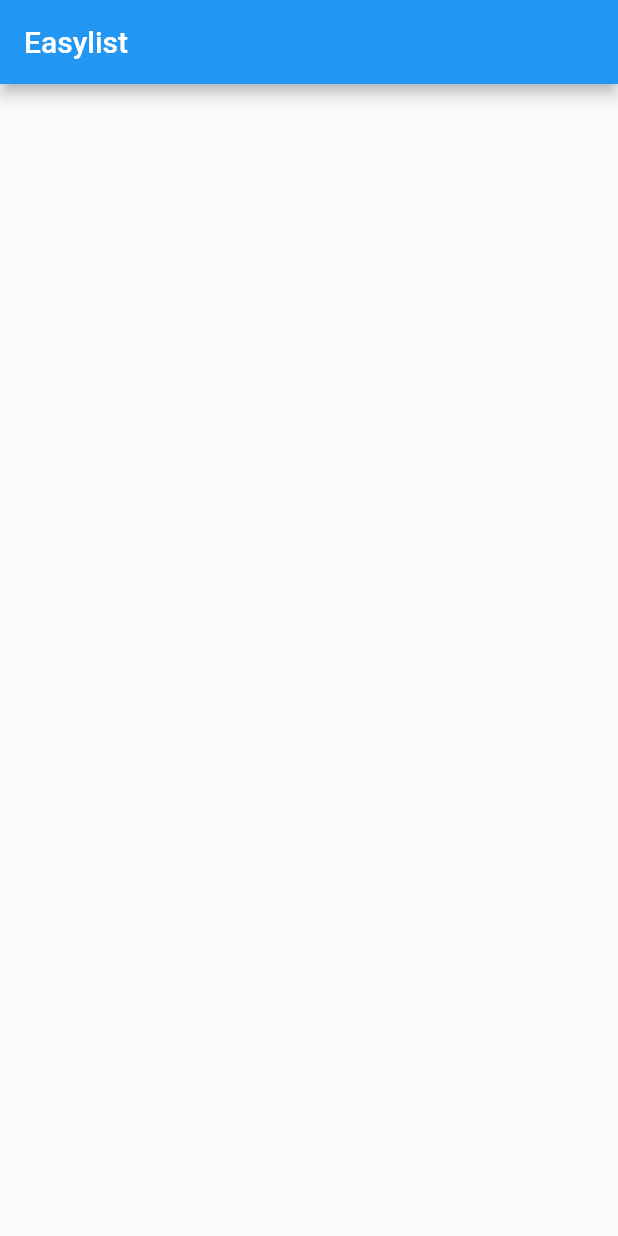
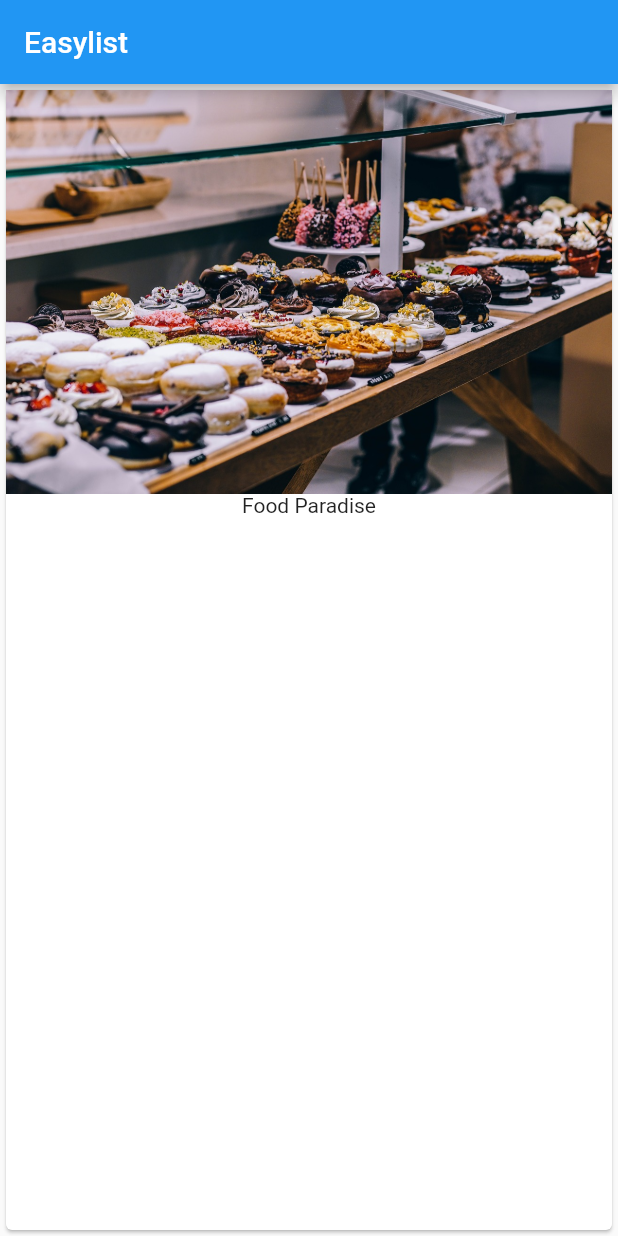
Before and after one commit to RaphaelVasconcelos/flutter_course, a Flutter app: the screen it shows after launch, on a phone screen of 412 x 824 dp. Run offline on Flutter 3.47's test engine with Material 2 defaults, Android fonts, the phone set to English and light mode, and no system bars.

Commit message:
Adicionando Card Widget ao body App

```diff
--- a/lib/main.dart
+++ b/lib/main.dart
@@ -10,6 +10,14 @@ class MyApp extends StatelessWidget {
       home: Scaffold(
         appBar: AppBar(
           title: Text('Easylist'),
+        ),
+        body: Card(
+          child: Column(
+            children: <Widget>[
+              Image.asset('assets/food.jpg'),
+              Text('Food Paradise')
+            ],
+          ),
         ),
       ),
     );
--- a/pubspec.yaml
+++ b/pubspec.yaml
@@ -41,8 +41,8 @@ flutter:
   uses-material-design: true
 
   # To add assets to your application, add an assets section, like this:
-  # assets:
-  #  - images/a_dot_burr.jpeg
+  assets:
+    - assets/food.jpg
   #  - images/a_dot_ham.jpeg
 
   # An image asset can refer to one or more resolution-specific "variants", see
```
Also changed, not shown: assets/food.jpg (added).
